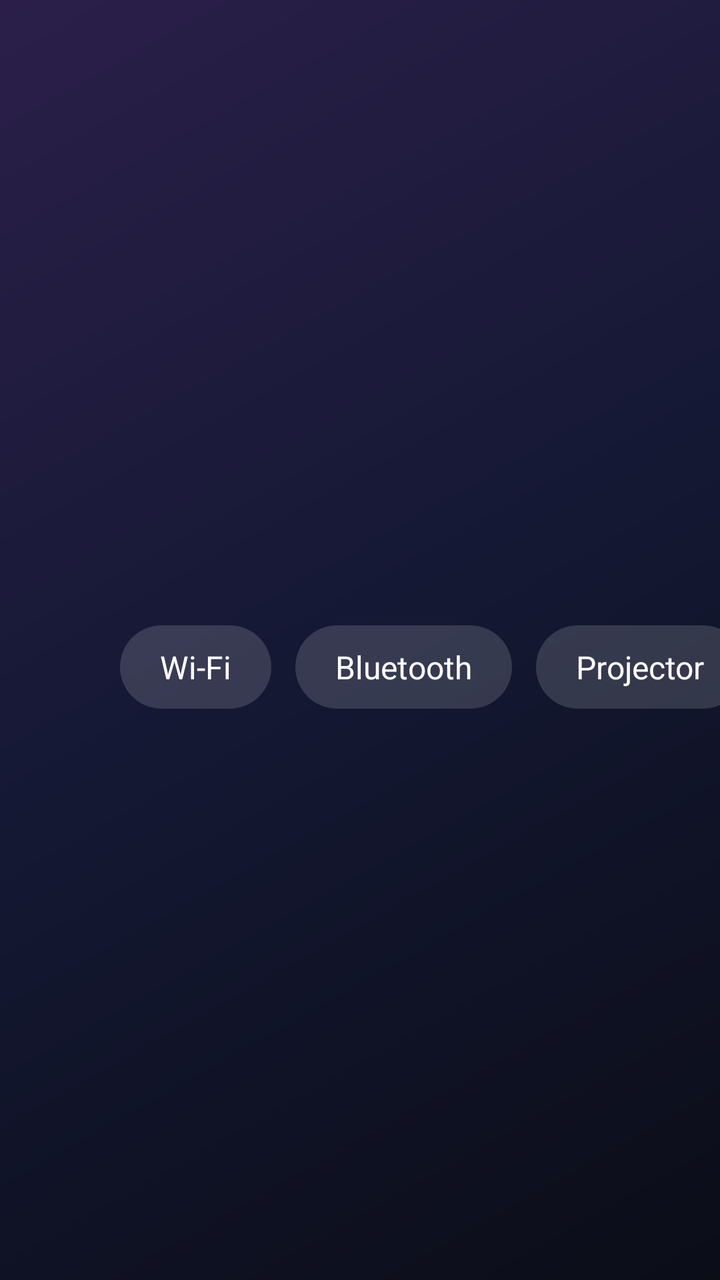
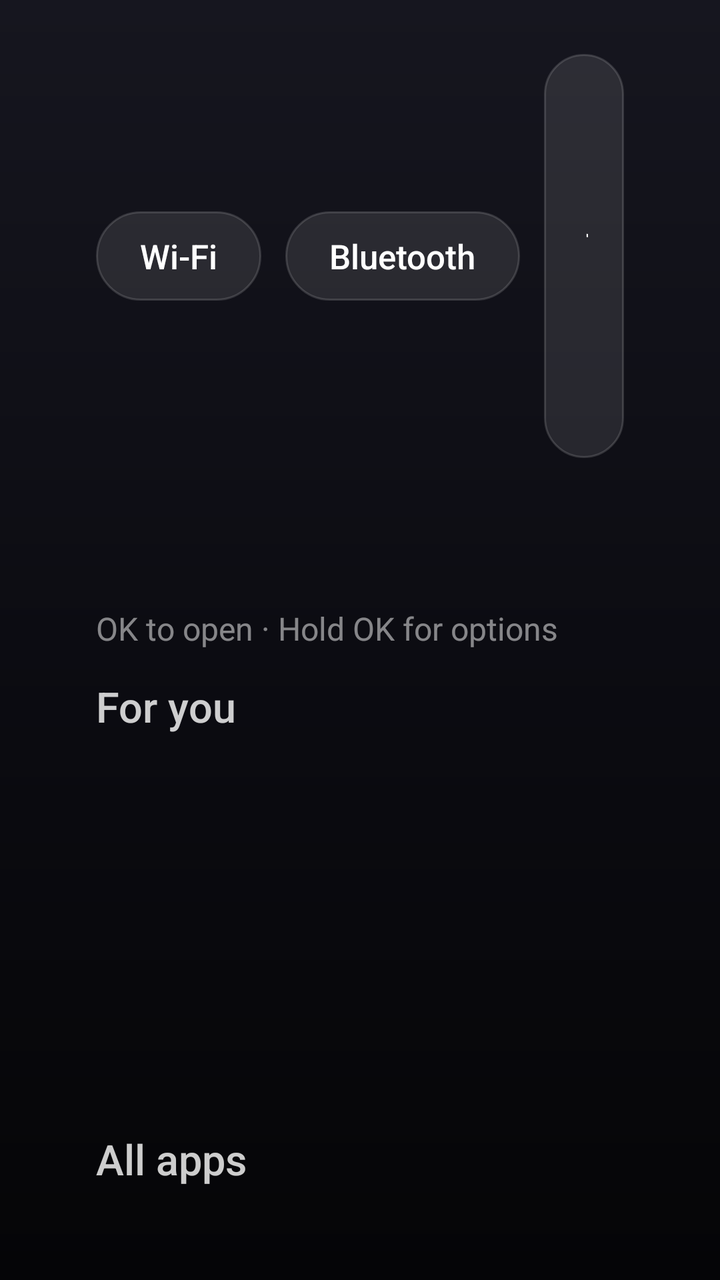

The first picture is an Android layout as it rendered before a commit; the second is the same layout after the commit. The layout source and the unified diff follow.
<!-- AndroidManifest.xml: application theme Theme.ProjectorLauncher -->
<!-- res/layout/activity_main.xml -->
<?xml version="1.0" encoding="utf-8"?>
<FrameLayout xmlns:android="http://schemas.android.com/apk/res/android"
    android:layout_width="match_parent"
    android:layout_height="match_parent"
    android:background="@drawable/bg_home">

    
    <LinearLayout
        android:layout_width="match_parent"
        android:layout_height="match_parent"
        android:clipChildren="false"
        android:clipToPadding="false"
        android:orientation="vertical"
        android:paddingStart="48dp"
        android:paddingTop="27dp"
        android:paddingEnd="48dp">

        <LinearLayout
            android:layout_width="match_parent"
            android:layout_height="wrap_content"
            android:gravity="center_vertical"
            android:orientation="horizontal">

            <LinearLayout
                android:layout_width="0dp"
                android:layout_height="wrap_content"
                android:layout_weight="1"
                android:orientation="vertical">

                <TextClock
                    android:id="@+id/clock"
                    android:layout_width="wrap_content"
                    android:layout_height="wrap_content"
                    android:format12Hour="h:mm"
                    android:format24Hour="HH:mm"
                    android:textColor="@color/text_primary"
                    android:textSize="44sp"
                    android:textStyle="bold" />

                <TextClock
                    android:id="@+id/date"
                    android:layout_width="wrap_content"
                    android:layout_height="wrap_content"
                    android:format12Hour="EEEE, MMMM d"
                    android:format24Hour="EEEE, MMMM d"
                    android:textColor="@color/text_secondary"
                    android:textSize="16sp" />
            </LinearLayout>

            <TextView
                android:id="@+id/btn_wifi"
                style="@style/QuickButton"
                android:text="@string/wifi" />

            <TextView
                android:id="@+id/btn_bluetooth"
                style="@style/QuickButton"
                android:text="@string/bluetooth" />

            <TextView
                android:id="@+id/btn_projector"
                style="@style/QuickButton"
                android:text="@string/projector" />

            <TextView
                android:id="@+id/btn_settings"
                style="@style/QuickButton"
                android:text="@string/settings" />

            <TextView
                android:id="@+id/btn_launcher"
                style="@style/QuickButton"
                android:text="@string/launcher" />
        </LinearLayout>

        <TextView
            android:id="@+id/focused_title"
            android:layout_width="match_parent"
            android:layout_height="wrap_content"
            android:layout_marginTop="16dp"
            android:ellipsize="end"
            android:singleLine="true"
            android:textColor="@color/text_primary"
            android:textSize="24sp" />

        <TextView
            style="@style/SectionLabel"
            android:text="@string/favorites" />

        <androidx.recyclerview.widget.RecyclerView
            android:id="@+id/favorites_row"
            android:layout_width="match_parent"
            android:layout_height="114dp"
            android:clipChildren="false"
            android:clipToPadding="false"
            android:paddingTop="2dp"
            android:paddingBottom="2dp" />

        <TextView
            android:id="@+id/favorites_hint"
            android:layout_width="match_parent"
            android:layout_height="wrap_content"
            android:paddingTop="8dp"
            android:paddingBottom="8dp"
            android:text="@string/favorites_hint"
            android:textColor="@color/text_secondary"
            android:textSize="15sp"
            android:visibility="gone" />

        <TextView
            style="@style/SectionLabel"
            android:text="@string/all_apps" />

        <androidx.recyclerview.widget.RecyclerView
            android:id="@+id/all_apps"
            android:layout_width="match_parent"
            android:layout_height="0dp"
            android:layout_weight="1"
            android:clipChildren="false"
            android:clipToPadding="false"
            android:paddingBottom="27dp" />
    </LinearLayout>
</FrameLayout>
<!-- resources referenced by this layout -->
<resources>
  <color name="text_primary">#FFFFFFFF</color>
  <color name="text_secondary">#B3FFFFFF</color>
  <!-- drawable bg_home (drawable) -->
  <?xml version="1.0" encoding="utf-8"?>
  <shape xmlns:android="http://schemas.android.com/apk/res/android">
      <gradient
          android:angle="315"
          android:endColor="#FF0B0D17"
          android:centerColor="#FF141833"
          android:startColor="#FF2B1F4A" />
  </shape>
  <string name="all_apps">All apps</string>
  <string name="bluetooth">Bluetooth</string>
  <string name="favorites">Favorites</string>
  <string name="favorites_hint">Hold OK (or press Menu) on any app to pin it here.</string>
  <string name="launcher">Launcher</string>
  <string name="projector">Projector</string>
  <string name="settings">Settings</string>
  <string name="wifi">Wi-Fi</string>
  <style name="QuickButton">
          <item name="android:layout_width">wrap_content</item>
          <item name="android:layout_height">wrap_content</item>
          <item name="android:layout_marginStart">12dp</item>
          <item name="android:background">@drawable/quick_button_bg</item>
          <item name="android:clickable">true</item>
          <item name="android:focusable">true</item>
          <item name="android:paddingStart">20dp</item>
          <item name="android:paddingTop">10dp</item>
          <item name="android:paddingEnd">20dp</item>
          <item name="android:paddingBottom">10dp</item>
          <item name="android:textColor">@color/quick_button_text</item>
          <item name="android:textSize">16sp</item>
      </style>
  <style name="SectionLabel">
          <item name="android:layout_width">wrap_content</item>
          <item name="android:layout_height">wrap_content</item>
          <item name="android:layout_marginTop">12dp</item>
          <item name="android:textAllCaps">true</item>
          <item name="android:letterSpacing">0.1</item>
          <item name="android:textColor">@color/text_secondary</item>
          <item name="android:textSize">13sp</item>
      </style>
  <style name="Theme.ProjectorLauncher" parent="@android:style/Theme.Material.NoActionBar.Fullscreen">
          <item name="android:windowBackground">@color/window_background</item>
          <item name="android:windowShowWallpaper">false</item>
      </style>
  <!-- drawable quick_button_bg (drawable) -->
  <?xml version="1.0" encoding="utf-8"?>
  <selector xmlns:android="http://schemas.android.com/apk/res/android">
      <item android:state_focused="true">
          <shape>
              <corners android:radius="24dp" />
              <solid android:color="#FFFFFFFF" />
          </shape>
      </item>
      <item>
          <shape>
              <corners android:radius="24dp" />
              <solid android:color="#26FFFFFF" />
          </shape>
      </item>
  </selector>
  <color name="window_background">#FF0B0D17</color>
</resources>

<!-- the commit's change to res/layout/activity_main.xml (unified diff, before → after) -->
@@ -5,7 +5,14 @@
     android:background="@drawable/bg_home">
 
     
+    <View
+        android:id="@+id/ambient_glow"
+        android:layout_width="match_parent"
+        android:layout_height="match_parent" />
+
+    
     <LinearLayout
+        android:id="@+id/content"
         android:layout_width="match_parent"
         android:layout_height="match_parent"
         android:clipChildren="false"
@@ -21,35 +28,10 @@
             android:gravity="center_vertical"
             android:orientation="horizontal">
 
-            <LinearLayout
-                android:layout_width="0dp"
-                android:layout_height="wrap_content"
-                android:layout_weight="1"
-                android:orientation="vertical">
-
-                <TextClock
-                    android:id="@+id/clock"
-                    android:layout_width="wrap_content"
-                    android:layout_height="wrap_content"
-                    android:format12Hour="h:mm"
-                    android:format24Hour="HH:mm"
-                    android:textColor="@color/text_primary"
-                    android:textSize="44sp"
-                    android:textStyle="bold" />
-
-                <TextClock
-                    android:id="@+id/date"
-                    android:layout_width="wrap_content"
-                    android:layout_height="wrap_content"
-                    android:format12Hour="EEEE, MMMM d"
-                    android:format24Hour="EEEE, MMMM d"
-                    android:textColor="@color/text_secondary"
-                    android:textSize="16sp" />
-            </LinearLayout>
-
             <TextView
                 android:id="@+id/btn_wifi"
                 style="@style/QuickButton"
+                android:layout_marginStart="0dp"
                 android:text="@string/wifi" />
 
             <TextView
@@ -71,17 +53,54 @@
                 android:id="@+id/btn_launcher"
                 style="@style/QuickButton"
                 android:text="@string/launcher" />
+
+            <View
+                android:layout_width="0dp"
+                android:layout_height="0dp"
+                android:layout_weight="1" />
+
+            <LinearLayout
+                android:layout_width="wrap_content"
+                android:layout_height="wrap_content"
+                android:gravity="end"
+                android:orientation="vertical">
+
+                <TextClock
+                    android:layout_width="wrap_content"
+                    android:layout_height="wrap_content"
+                    android:format12Hour="h:mm"
+                    android:format24Hour="HH:mm"
+                    android:textColor="@color/text_primary"
+                    android:textSize="34sp"
+                    android:textStyle="bold" />
+
+                <TextClock
+                    android:layout_width="wrap_content"
+                    android:layout_height="wrap_content"
+                    android:format12Hour="EEE, MMM d"
+                    android:format24Hour="EEE, MMM d"
+                    android:textColor="@color/text_secondary"
+                    android:textSize="16sp" />
+            </LinearLayout>
         </LinearLayout>
 
         <TextView
             android:id="@+id/focused_title"
             android:layout_width="match_parent"
             android:layout_height="wrap_content"
-            android:layout_marginTop="16dp"
+            android:layout_marginTop="18dp"
             android:ellipsize="end"
+            android:fontFamily="sans-serif-medium"
             android:singleLine="true"
             android:textColor="@color/text_primary"
-            android:textSize="24sp" />
+            android:textSize="42sp" />
+
+        <TextView
+            android:layout_width="wrap_content"
+            android:layout_height="wrap_content"
+            android:text="@string/focused_hint"
+            android:textColor="@color/text_tertiary"
+            android:textSize="16sp" />
 
         <TextView
             style="@style/SectionLabel"
@@ -90,21 +109,19 @@
         <androidx.recyclerview.widget.RecyclerView
             android:id="@+id/favorites_row"
             android:layout_width="match_parent"
-            android:layout_height="114dp"
+            android:layout_height="184dp"
             android:clipChildren="false"
-            android:clipToPadding="false"
-            android:paddingTop="2dp"
-            android:paddingBottom="2dp" />
+            android:clipToPadding="false" />
 
         <TextView
             android:id="@+id/favorites_hint"
             android:layout_width="match_parent"
             android:layout_height="wrap_content"
-            android:paddingTop="8dp"
-            android:paddingBottom="8dp"
+            android:paddingTop="12dp"
+            android:paddingBottom="12dp"
             android:text="@string/favorites_hint"
             android:textColor="@color/text_secondary"
-            android:textSize="15sp"
+            android:textSize="18sp"
             android:visibility="gone" />
 
         <TextView
@@ -114,10 +131,8 @@
         <androidx.recyclerview.widget.RecyclerView
             android:id="@+id/all_apps"
             android:layout_width="match_parent"
-            android:layout_height="0dp"
-            android:layout_weight="1"
+            android:layout_height="152dp"
             android:clipChildren="false"
-            android:clipToPadding="false"
-            android:paddingBottom="27dp" />
+            android:clipToPadding="false" />
     </LinearLayout>
 </FrameLayout>
<!-- resource entries referenced after the edit -->
@@ -1,21 +1,23 @@
 <!-- resources referenced by this layout -->
 <resources>
   <color name="text_primary">#FFFFFFFF</color>
-  <color name="text_secondary">#B3FFFFFF</color>
+  <color name="text_secondary">#CCFFFFFF</color>
+  <color name="text_tertiary">#80FFFFFF</color>
   <!-- drawable bg_home (drawable) -->
   <?xml version="1.0" encoding="utf-8"?>
   <shape xmlns:android="http://schemas.android.com/apk/res/android">
       <gradient
-          android:angle="315"
-          android:endColor="#FF0B0D17"
-          android:centerColor="#FF141833"
-          android:startColor="#FF2B1F4A" />
+          android:angle="270"
+          android:centerColor="#FF0C0C12"
+          android:endColor="#FF050507"
+          android:startColor="#FF16161F" />
   </shape>
   <string name="all_apps">All apps</string>
   <string name="bluetooth">Bluetooth</string>
-  <string name="favorites">Favorites</string>
+  <string name="favorites">For you</string>
   <string name="favorites_hint">Hold OK (or press Menu) on any app to pin it here.</string>
-  <string name="launcher">Launcher</string>
+  <string name="focused_hint">OK to open  ·  Hold OK for options</string>
+  <string name="launcher">More</string>
   <string name="projector">Projector</string>
   <string name="settings">Settings</string>
   <string name="wifi">Wi-Fi</string>
@@ -26,21 +28,21 @@
           <item name="android:background">@drawable/quick_button_bg</item>
           <item name="android:clickable">true</item>
           <item name="android:focusable">true</item>
-          <item name="android:paddingStart">20dp</item>
-          <item name="android:paddingTop">10dp</item>
-          <item name="android:paddingEnd">20dp</item>
-          <item name="android:paddingBottom">10dp</item>
+          <item name="android:fontFamily">sans-serif-medium</item>
+          <item name="android:paddingStart">22dp</item>
+          <item name="android:paddingTop">11dp</item>
+          <item name="android:paddingEnd">22dp</item>
+          <item name="android:paddingBottom">11dp</item>
           <item name="android:textColor">@color/quick_button_text</item>
-          <item name="android:textSize">16sp</item>
+          <item name="android:textSize">17sp</item>
       </style>
   <style name="SectionLabel">
           <item name="android:layout_width">wrap_content</item>
           <item name="android:layout_height">wrap_content</item>
-          <item name="android:layout_marginTop">12dp</item>
-          <item name="android:textAllCaps">true</item>
-          <item name="android:letterSpacing">0.1</item>
+          <item name="android:layout_marginTop">14dp</item>
+          <item name="android:fontFamily">sans-serif-medium</item>
           <item name="android:textColor">@color/text_secondary</item>
-          <item name="android:textSize">13sp</item>
+          <item name="android:textSize">21sp</item>
       </style>
   <style name="Theme.ProjectorLauncher" parent="@android:style/Theme.Material.NoActionBar.Fullscreen">
           <item name="android:windowBackground">@color/window_background</item>
@@ -58,10 +60,11 @@
       <item>
           <shape>
               <corners android:radius="24dp" />
-              <solid android:color="#26FFFFFF" />
+              <solid android:color="#1AFFFFFF" />
+              <stroke android:width="1dp" android:color="#26FFFFFF" />
           </shape>
       </item>
   </selector>
-  <color name="window_background">#FF0B0D17</color>
+  <color name="window_background">#FF050507</color>
 </resources>
 
